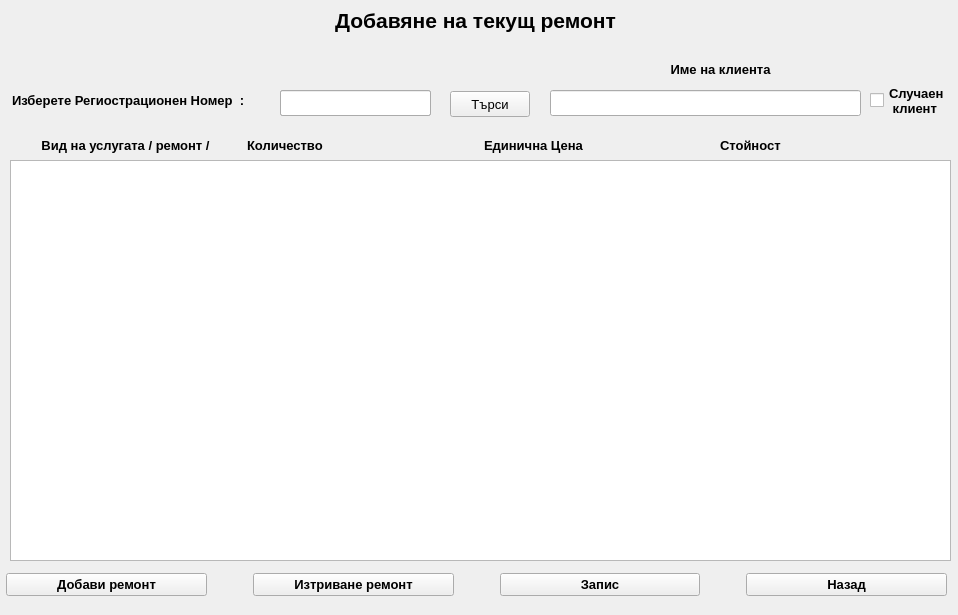
Above: addrepair.ui from JohnnyBrawo/CarServ before the change. Below: the same form after it.
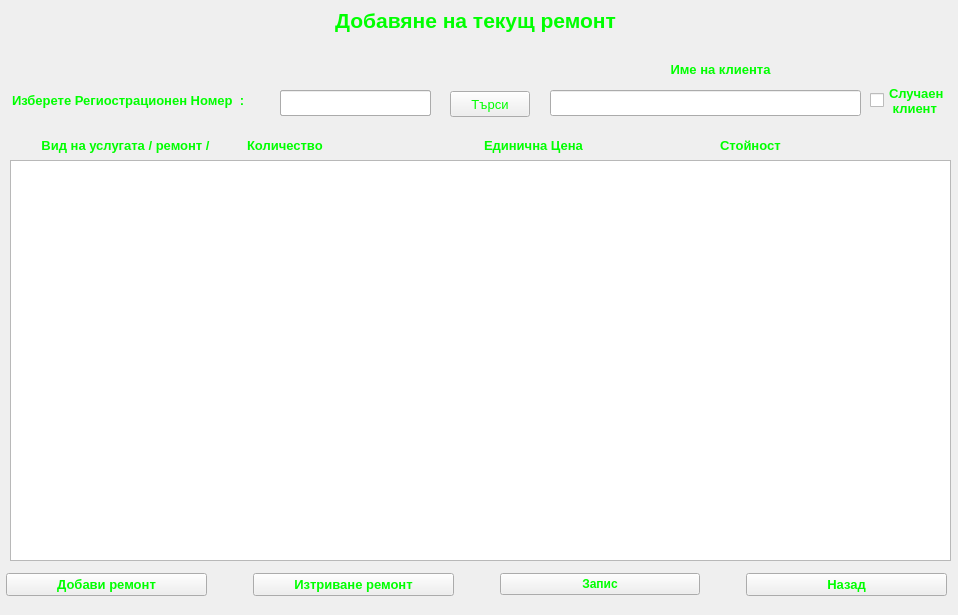
That is the form after the change. Icons and pictures are not drawn.

```diff
--- a/addrepair.ui
+++ b/addrepair.ui
@@ -18,6 +18,9 @@
   <property name="windowTitle">
    <string>Form</string>
   </property>
+  <property name="styleSheet">
+   <string notr="true">background-image: url(:/images/Images/asd.jpg);</string>
+  </property>
   <widget class="QWidget" name="layoutWidget">
    <property name="geometry">
     <rect>
@@ -27,6 +30,9 @@
      <height>41</height>
     </rect>
    </property>
+   <property name="styleSheet">
+    <string notr="true">color: rgb(0, 255, 0);</string>
+   </property>
    <layout class="QGridLayout" name="gridLayout">
     <item row="0" column="0">
      <widget class="QPushButton" name="Button_InsertRepair">
@@ -37,6 +43,9 @@
         <bold>true</bold>
        </font>
       </property>
+      <property name="styleSheet">
+       <string notr="true">color: rgb(0, 255, 0);</string>
+      </property>
       <property name="text">
        <string>Добави ремонт</string>
       </property>
@@ -44,6 +53,9 @@
     </item>
     <item row="0" column="4">
      <spacer name="horizontalSpacer_2">
+      <property name="styleSheet">
+       <string notr="true">color: rgb(0, 255, 0);</string>
+      </property>
       <property name="orientation">
        <enum>Qt::Horizontal</enum>
       </property>
@@ -67,6 +79,9 @@
         <bold>true</bold>
        </font>
       </property>
+      <property name="styleSheet">
+       <string notr="true">color: rgb(0, 255, 0);</string>
+      </property>
       <property name="text">
        <string>Изтриване ремонт</string>
       </property>
@@ -74,6 +89,9 @@
     </item>
     <item row="0" column="2">
      <spacer name="horizontalSpacer">
+      <property name="styleSheet">
+       <string notr="true">color: rgb(0, 255, 0);</string>
+      </property>
       <property name="orientation">
        <enum>Qt::Horizontal</enum>
       </property>
@@ -90,6 +108,9 @@
     </item>
     <item row="0" column="6">
      <spacer name="horizontalSpacer_3">
+      <property name="styleSheet">
+       <string notr="true">color: rgb(0, 255, 0);</string>
+      </property>
       <property name="orientation">
        <enum>Qt::Horizontal</enum>
       </property>
@@ -113,6 +134,9 @@
         <bold>true</bold>
        </font>
       </property>
+      <property name="styleSheet">
+       <string notr="true">color: rgb(0, 255, 0);</string>
+      </property>
       <property name="text">
        <string>Назад</string>
       </property>
@@ -126,6 +150,9 @@
         <bold>true</bold>
        </font>
       </property>
+      <property name="styleSheet">
+       <string notr="true">color: rgb(0, 255, 0);</string>
+      </property>
       <property name="text">
        <string>Запис</string>
       </property>
@@ -165,6 +192,9 @@
      <bold>true</bold>
     </font>
    </property>
+   <property name="styleSheet">
+    <string notr="true">color: rgb(0, 255, 0);</string>
+   </property>
    <property name="text">
     <string>Добавяне на текущ ремонт</string>
    </property>
@@ -181,6 +211,9 @@
      <height>31</height>
     </rect>
    </property>
+   <property name="styleSheet">
+    <string notr="true">color: rgb(0, 255, 0);</string>
+   </property>
    <layout class="QHBoxLayout" name="horizontalLayout">
     <item>
      <widget class="QLabel" name="L_RepaitDescr">
@@ -197,6 +230,9 @@
         <bold>true</bold>
        </font>
       </property>
+      <property name="styleSheet">
+       <string notr="true">color: rgb(0, 255, 0);</string>
+      </property>
       <property name="text">
        <string>Вид на услугата / ремонт /</string>
       </property>
@@ -214,6 +250,9 @@
         <bold>true</bold>
        </font>
       </property>
+      <property name="styleSheet">
+       <string notr="true">color: rgb(0, 255, 0);</string>
+      </property>
       <property name="text">
        <string>Количество</string>
       </property>
@@ -231,6 +270,9 @@
         <bold>true</bold>
        </font>
       </property>
+      <property name="styleSheet">
+       <string notr="true">color: rgb(0, 255, 0);</string>
+      </property>
       <property name="text">
        <string>Единична Цена</string>
       </property>
@@ -248,6 +290,9 @@
         <bold>true</bold>
        </font>
       </property>
+      <property name="styleSheet">
+       <string notr="true">color: rgb(0, 255, 0);</string>
+      </property>
       <property name="text">
        <string>Стойност</string>
       </property>
@@ -273,6 +318,9 @@
      <bold>true</bold>
     </font>
    </property>
+   <property name="styleSheet">
+    <string notr="true">color: rgb(0, 255, 0);</string>
+   </property>
    <property name="text">
     <string>Изберете Региострационен Номер  :   </string>
    </property>
@@ -292,6 +340,9 @@
      <bold>true</bold>
     </font>
    </property>
+   <property name="styleSheet">
+    <string notr="true">color: rgb(0, 255, 0);</string>
+   </property>
    <property name="text">
     <string>Случаен 
  клиент</string>
@@ -306,6 +357,9 @@
      <height>26</height>
     </rect>
    </property>
+   <property name="styleSheet">
+    <string notr="true">color: rgb(0, 255, 0);</string>
+   </property>
    <property name="text">
     <string>Търси</string>
    </property>
@@ -355,6 +409,9 @@
      <bold>true</bold>
     </font>
    </property>
+   <property name="styleSheet">
+    <string notr="true">color: rgb(0, 255, 0);</string>
+   </property>
    <property name="text">
     <string>Име на клиента</string>
    </property>
```
Left out of the diff: 12 changed lines with no effect on the pictures.
